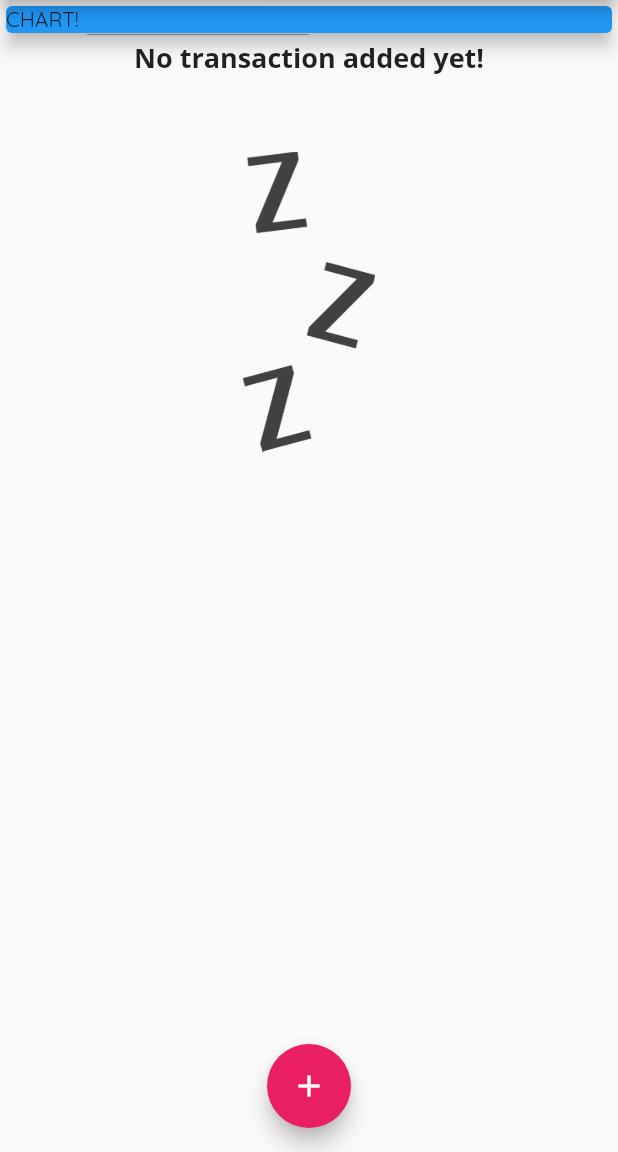
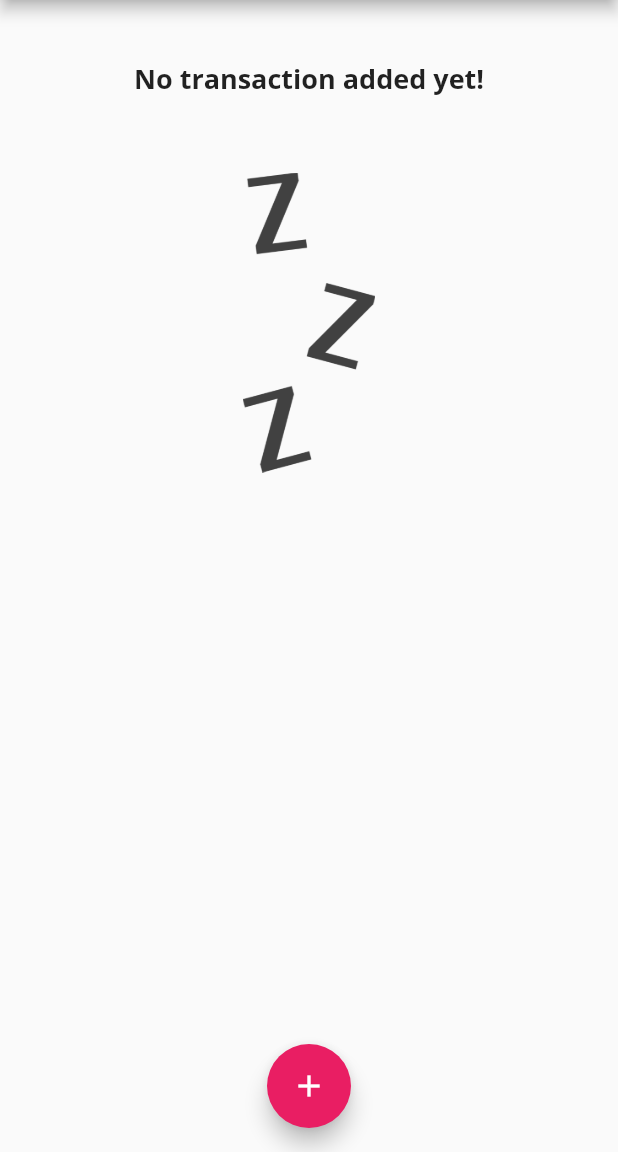
Before and after one commit to DJJ547/Expense-Tracker, a Flutter app: the screen it shows after launch, on a phone screen of 412 x 824 dp, the part 84-1236 px from its top. Run offline on Flutter 3.47's test engine with Material 2 defaults, Android fonts, the phone set to English and light mode, and no system bars; Roboto replaces fonts that are missing (Opensand).

Commit message:
added chart.dart

```diff
--- a/lib/main.dart
+++ b/lib/main.dart
@@ -1,5 +1,5 @@
 import 'package:flutter/material.dart';
-
+import './widgets/chart.dart';
 import './widgets/new_transaction.dart';
 import './widgets/transaction_list.dart';
 import './models/transaction.dart';
@@ -61,6 +61,16 @@ class _MyHomePageState extends State<MyHomePage> {
     // ),
   ];
 
+  // for filtering out the transactions in last week
+  List<Transaction> get _recentTransactions {
+    // remember where() returns an iterable
+    return _userTransactions.where((tx) {
+      return tx.timestamp.isAfter(DateTime.now().subtract(
+        Duration(days: 7),
+      ));
+    }).toList();
+  }
+
   void _addNewTransaction(String txTitle, double txAmount) {
     final newTx = Transaction(
       title: txTitle,
@@ -109,14 +119,7 @@ class _MyHomePageState extends State<MyHomePage> {
           // mainAxisAlignment: MainAxisAlignment.start,
           crossAxisAlignment: CrossAxisAlignment.stretch,
           children: <Widget>[
-            Container(
-              width: double.infinity,
-              child: Card(
-                color: Colors.blue,
-                child: Text('CHART!'),
-                elevation: 5,
-              ),
-            ),
+            Chart(_recentTransactions),
             TransactionList(_userTransactions),
           ],
         ),
--- /dev/null
+++ b/lib/widgets/chart.dart
@@ -0,0 +1,46 @@
+import 'package:flutter/material.dart';
+import 'package:intl/intl.dart';
+import '../models/transaction.dart';
+
+class Chart extends StatelessWidget {
+  final List<Transaction> recentTransactions;
+
+  Chart(this.recentTransactions);
+
+  List<Map<String, Object>> get groupedTransactionValues {
+    return List.generate(7, (index) {
+      final weekDay = DateTime.now().subtract(
+        Duration(days: index),
+      );
+      double totalSum = 0.00;
+
+      for (var i = 0; i < recentTransactions.length; i++) {
+        if (recentTransactions[i].timestamp.day == weekDay.day &&
+            recentTransactions[i].timestamp.month == weekDay.month &&
+            recentTransactions[i].timestamp.year == weekDay.year) {
+          totalSum += recentTransactions[i].amount;
+        }
+      }
+
+      print(DateFormat.E().format(weekDay));
+      print(totalSum);
+
+      return {
+        'day': DateFormat.E().format(weekDay),
+        'amount': totalSum,
+      };
+    });
+  }
+
+  @override
+  Widget build(BuildContext context) {
+    print(groupedTransactionValues);
+    return Card(
+      elevation: 6,
+      margin: EdgeInsets.all(20),
+      child: Row(
+        children: <Widget>[],
+      ),
+    );
+  }
+}
```
